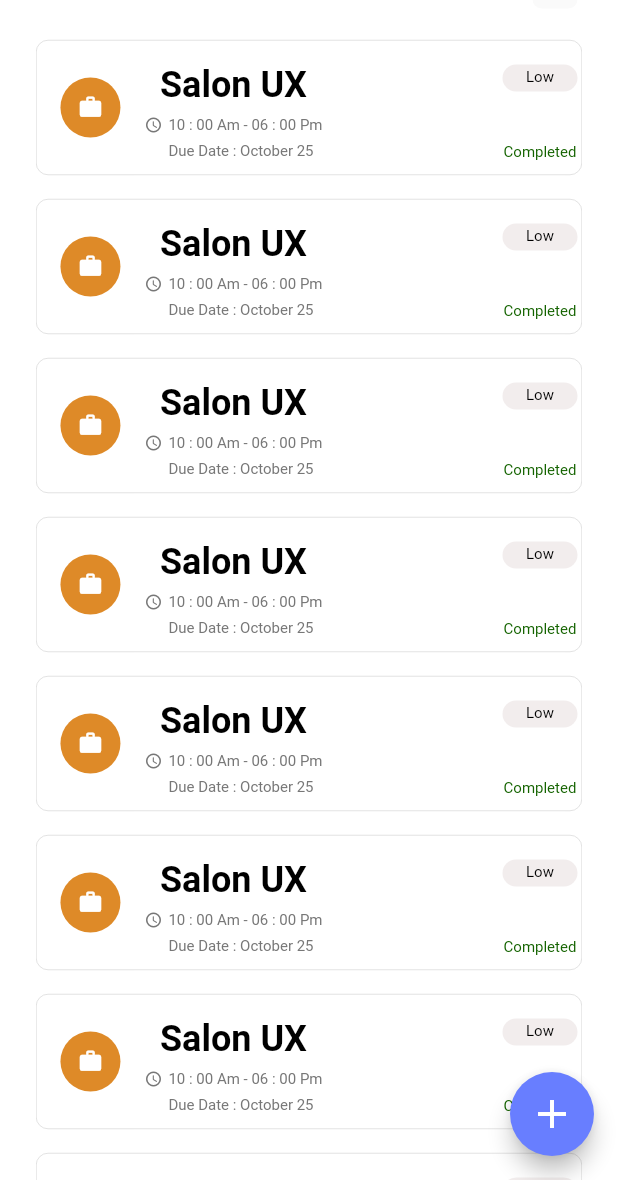
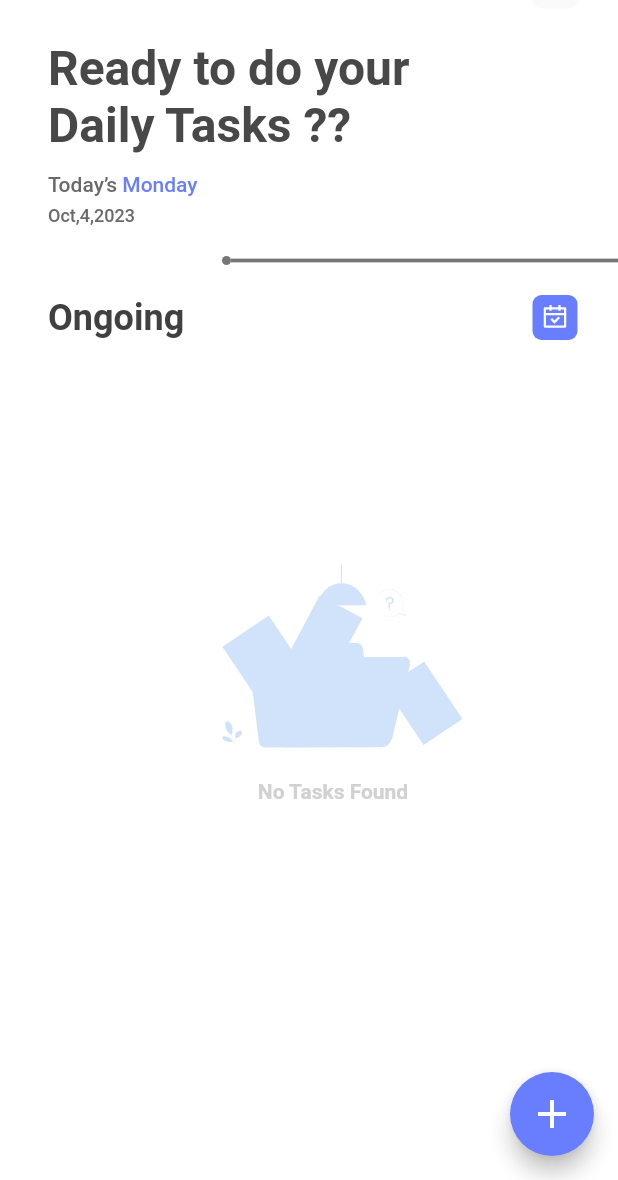
Before and after one commit to Rwan00/ToDo_Trax, a Flutter app: the screen it shows after launch, on a phone screen of 412 x 824 dp, the part 56-1236 px from its top. Run offline on Flutter 3.47's test engine with Material 2 defaults, Android fonts, the phone set to English and light mode, and no system bars; our stand-ins replace flutter_staggered_animations, flutter_svg, get, get_storage, google_fonts, page_transition.

Commit message:
ongoing view completed

```diff
--- a/lib/ui/methods/app_bar.dart
+++ b/lib/ui/methods/app_bar.dart
@@ -4,6 +4,7 @@ import 'package:get/get.dart';
 
 import '../../services/theme_service.dart';
 import '../theme.dart';
+import '../widgets/custom_icon.dart';
 
 AppBar buildAppBar(BuildContext context) {
   return AppBar(
@@ -19,48 +20,28 @@ AppBar buildAppBar(BuildContext context) {
           "Hello Friend",
           style: title,
         ),
-         const SizedBox(width: 4,),
-         SvgPicture.asset(
-             "assets/images/fluent_hand-wave.svg",
-           height: 15,
-         )
+        const SizedBox(
+          width: 4,
+        ),
+        SvgPicture.asset(
+          "assets/images/fluent_hand-wave.svg",
+          height: 15,
+        )
       ],
     ),
     actions: [
-      Padding(
-        padding: const EdgeInsets.symmetric(horizontal: 27.0),
-        child: Stack(children: [
-          Center(
-            child: Container(
-              height: 30,
-              width: 30,
-              decoration: BoxDecoration(
-                color: Get.isDarkMode? const Color.fromRGBO(44, 44, 44, 1) : const Color.fromRGBO(250, 250, 250, 1),
-                borderRadius: BorderRadius.circular(6),
-              ),
-            ),
-          ),
-          Row(
-            children: [
-              const SizedBox(
-                width: 6,
-              ),
-              Center(
-                child: GestureDetector(
-                  onTap: () => ThemeServices().switchTheme(),
-                  child: SvgPicture.asset(
-                      Get.isDarkMode?"assets/images/mode-light.svg": "assets/images/mode-dark.svg",
-                    height: 18,
-                    colorFilter: ColorFilter.mode(
-                        Get.isDarkMode? const Color.fromRGBO(255, 199, 0, 1): const Color.fromRGBO(8, 33, 65, 1),
-                        BlendMode.srcIn
-                    ),
-                  )
-                ),
-              ),
-            ],
-          ),
-        ]),
+      GestureDetector(
+        onTap: () => ThemeServices().switchTheme(),
+        child: buildIcon(
+            imgUrl: Get.isDarkMode
+                ? "assets/images/mode-light.svg"
+                : "assets/images/mode-dark.svg",
+            containerClr: Get.isDarkMode
+                ? const Color.fromRGBO(44, 44, 44, 1)
+                : const Color.fromRGBO(250, 250, 250, 1),
+            iconClr: Get.isDarkMode
+                ? const Color.fromRGBO(255, 199, 0, 1)
+                : const Color.fromRGBO(8, 33, 65, 1), p: 0),
       ),
       //SizedBox(width: 27,)
     ],
--- a/lib/ui/methods/show_ongoing_tasks.dart
+++ b/lib/ui/methods/show_ongoing_tasks.dart
@@ -14,7 +14,7 @@ Expanded showOngoingTasks(Widget widget) {
                 child: GestureDetector(
                   onTap: (){},
                   child:   Padding(
-                    padding: const EdgeInsets.symmetric(vertical: 8.0),
+                    padding: const EdgeInsets.only(top: 8.0,bottom: 8,right: 24),
                     child:  widget,
                   ),
                 ),
--- a/lib/ui/methods/task_added_dialog.dart
+++ b/lib/ui/methods/task_added_dialog.dart
@@ -1,19 +1,17 @@
 import 'package:flutter/material.dart';
 import 'package:get/get.dart';
-import 'package:page_transition/page_transition.dart';
 
 import '../theme.dart';
 import '../views/ongoing_view.dart';
 import 'custom_container.dart';
 
-
-
 void buildDialog(BuildContext context,
-    {required String imgUrl, required String titleTxt, required String subTitleTxt}) {
+    {required String imgUrl,
+    required String titleTxt,
+    required String subTitleTxt}) {
   final AlertDialog alert = AlertDialog(
     shape: RoundedRectangleBorder(borderRadius: BorderRadius.circular(16)),
     backgroundColor: context.theme.colorScheme.background,
-
     content: SizedBox(
       height: 350,
       child: Column(
@@ -26,18 +24,22 @@ void buildDialog(BuildContext context,
           const SizedBox(
             height: 20,
           ),
-          Text(titleTxt,
-              style: heading2.copyWith(
-                  color: Get.isDarkMode
-                      ? const Color.fromRGBO(255, 255, 255, 1)
-                      : const Color.fromRGBO(35, 35, 35, 1))),
+          Text(
+            titleTxt,
+            style: heading2.copyWith(
+              color: Get.isDarkMode
+                  ? const Color.fromRGBO(255, 255, 255, 1)
+                  : const Color.fromRGBO(35, 35, 35, 1),
+            ),
+          ),
           const SizedBox(
             height: 12,
           ),
           Text(
             subTitleTxt,
             style: title.copyWith(
-                color: const Color.fromRGBO(119, 119, 119, 1)),
+              color: const Color.fromRGBO(119, 119, 119, 1),
+            ),
             textAlign: TextAlign.center,
           ),
           const SizedBox(
@@ -46,12 +48,11 @@ void buildDialog(BuildContext context,
           GestureDetector(
             onTap: () {
               Navigator.pushReplacement(
-                  context,
-                  PageTransition(
-                    child: const Ongoing(),
-                    type: PageTransitionType.fade,
-                    duration: const Duration(milliseconds: 700),
-                  ));
+                context,
+                MaterialPageRoute(builder: (context) {
+                  return Ongoing();
+                }),
+              );
             },
             child: customContainer(text: "Back"),
           )
@@ -61,7 +62,7 @@ void buildDialog(BuildContext context,
   );
   showDialog(
     context: context,
-    builder: (BuildContext ctx) {
+    builder: (_) {
       return alert;
     },
     barrierDismissible: false,
--- a/lib/ui/theme.dart
+++ b/lib/ui/theme.dart
@@ -68,3 +68,35 @@ TextStyle get headingAddTask {
         color: Color.fromRGBO(119, 119, 119, 1),
       ));
 }
+TextStyle get headingOngoing {
+  return GoogleFonts.roboto(
+      textStyle:  TextStyle(
+        fontWeight: FontWeight.w600,
+        fontSize: 32,
+        color: Get.isDarkMode? const Color.fromRGBO(255, 255, 255, 1): const Color.fromRGBO(72, 72, 72, 1),
+      ));
+}
+TextStyle get txtOngoing1 {
+  return GoogleFonts.roboto(
+      textStyle:  TextStyle(
+        fontWeight: FontWeight.w500,
+        fontSize: 14,
+        color: Get.isDarkMode? const Color.fromRGBO(166, 166, 166, 1): const Color.fromRGBO(106, 106, 106, 1),
+      ));
+}
+TextStyle get txtOngoing2 {
+  return GoogleFonts.roboto(
+      textStyle:  TextStyle(
+        fontWeight: FontWeight.w600,
+        fontSize: 24,
+        color: Get.isDarkMode? const Color.fromRGBO(227, 227, 227, 1): const Color.fromRGBO(64, 64, 64, 1),
+      ));
+}
+TextStyle get txtOngoing3 {
+  return GoogleFonts.roboto(
+      textStyle:  const TextStyle(
+        fontWeight: FontWeight.w600,
+        fontSize: 14,
+        color:  Color.fromRGBO(209, 209, 209, 1),
+      ));
+}
--- a/lib/ui/views/ongoing_view.dart
+++ b/lib/ui/views/ongoing_view.dart
@@ -1,12 +1,11 @@
 import 'package:flutter/material.dart';
+import 'package:flutter_svg/svg.dart';
 import 'package:get/get.dart';
 import 'package:page_transition/page_transition.dart';
 import '../methods/app_bar.dart';
-import '../methods/show_ongoing_tasks.dart';
-import '../methods/task_added_dialog.dart';
-import '../widgets/task_tile.dart';
+import '../theme.dart';
+import '../widgets/custom_icon.dart';
 import 'add_task_view.dart';
-
 
 class Ongoing extends StatelessWidget {
   const Ongoing({super.key});
@@ -17,10 +16,89 @@ class Ongoing extends StatelessWidget {
       backgroundColor: context.theme.colorScheme.background,
       appBar: buildAppBar(context),
       body: Padding(
-        padding: const EdgeInsets.symmetric(horizontal: 24.0),
+        padding: const EdgeInsets.only(left: 32),
         child: Column(
+          //crossAxisAlignment: CrossAxisAlignment.center,
+          //mainAxisAlignment: MainAxisAlignment.center,
           children: [
-            showOngoingTasks(TaskTile()),
+            Padding(
+              padding: const EdgeInsets.only(top: 8, right: 100),
+              child: Column(
+                crossAxisAlignment: CrossAxisAlignment.start,
+                children: [
+                  Text(
+                    "Ready to do your Daily Tasks ?? ",
+                    style: headingOngoing,
+                  ),
+                  const SizedBox(
+                    height: 12,
+                  ),
+                  Row(
+                    children: <Widget>[
+                      Text(
+                        "Today’s ",
+                        style: txtOngoing1,
+                      ),
+                      Text(
+                        "Monday",
+                        style: txtOngoing1.copyWith(
+                            color: Get.isDarkMode ? dPrimaryClr : primaryClr),
+                      ),
+                    ],
+                  ),
+                  const SizedBox(
+                    height: 6,
+                  ),
+                  Text(
+                    "Oct,4,2023",
+                    style: txtOngoing1.copyWith(fontSize: 12),
+                  )
+                ],
+              ),
+            ),
+            const SizedBox(
+              height: 20,
+            ),
+            Row(
+              mainAxisAlignment: MainAxisAlignment.end,
+              children: <Widget>[
+                Container(
+                  width: 6,
+                  height: 6,
+                  decoration: const BoxDecoration(
+                    shape: BoxShape.circle,
+                    color: Color.fromRGBO(119, 119, 119, 1),
+                  ),
+                ),
+                Container(
+                  width: 258,
+                  height: 2.5,
+                  color: const Color.fromRGBO(119, 119, 119, 1),
+                ),
+              ],
+            ),
+            const SizedBox(
+              height: 20,
+            ),
+            Row(
+              children: <Widget>[
+                Text(
+                  "Ongoing",
+                  style: txtOngoing2,
+                ),
+                const Spacer(),
+                GestureDetector(
+                    onTap: () {},
+                    child: buildIcon(
+                      imgUrl: "assets/images/calender.svg",
+                      containerClr: Get.isDarkMode ? dPrimaryClr : primaryClr,
+                      iconClr: Colors.white,
+                      p: 6,
+                    )),
+              ],
+            ),
+            _noTaskMsg()
+            //showOngoingTasks(TaskTile()),
           ],
         ),
       ),
@@ -44,3 +122,49 @@ class Ongoing extends StatelessWidget {
     );
   }
 }
+
+_noTaskMsg() {
+  return Stack(
+    children: <Widget>[
+      AnimatedPositioned(
+        duration: const Duration(milliseconds: 2000),
+        child: SingleChildScrollView(
+          child: Column(
+            mainAxisAlignment: MainAxisAlignment.center,
+            crossAxisAlignment: CrossAxisAlignment.center,
+            children: <Widget>[
+              const SizedBox(
+                height: 150,
+              ),
+              /*Image.asset(
+                "assets/images/noData.png",
+                height: 150,
+                width: 250,
+              ),*/
+              SvgPicture.asset(
+                "assets/images/noData.svg",
+                //height: 138,
+                width: 207,
+                semanticsLabel: "Task",
+                colorFilter: const ColorFilter.mode(
+                    Color.fromRGBO(26, 115, 233, 1),
+                    BlendMode.srcIn),
+              ),
+              Padding(
+                padding: const EdgeInsets.symmetric(horizontal: 5, vertical: 5),
+                child: Text(
+                  "No Tasks Found",
+                  style: txtOngoing3,
+                  textAlign: TextAlign.center,
+                ),
+              ),
+              const SizedBox(
+                height: 180,
+              ),
+            ],
+          ),
+        ),
+      )
+    ],
+  );
+}
--- /dev/null
+++ b/lib/ui/widgets/custom_icon.dart
@@ -0,0 +1,43 @@
+import 'package:flutter/material.dart';
+import 'package:flutter_svg/svg.dart';
+import 'package:get/get.dart';
+
+import '../../services/theme_service.dart';
+
+Padding buildIcon({required String imgUrl, required Color containerClr,required Color iconClr,required double p}) {
+  return Padding(
+    padding: const EdgeInsets.symmetric(horizontal: 27.0),
+    child: Stack(children: [
+      Center(
+        child: Container(
+          height: 30,
+          width: 30,
+          decoration: BoxDecoration(
+            color: containerClr,
+            borderRadius: BorderRadius.circular(6),
+          ),
+        ),
+      ),
+      Row(
+        children: [
+          const SizedBox(
+            width: 6,
+          ),
+          Center(
+            child: Padding(
+              padding:  EdgeInsets.only(top: p),
+              child: SvgPicture.asset(
+                imgUrl,
+                height: 18,
+                colorFilter: ColorFilter.mode(
+                    iconClr,
+                    BlendMode.srcIn
+                ),
+              ),
+            ),
+          ),
+        ],
+      ),
+    ]),
+  );
+}
--- a/lib/ui/widgets/task_tile.dart
+++ b/lib/ui/widgets/task_tile.dart
@@ -68,16 +68,16 @@ class _TaskTileState extends State<TaskTile> {
               ),
             ],
           ),
-          const SizedBox(width: 120,),
+          const SizedBox(width: 110,),
           Column(
               children: <Widget>[
                 Padding(
                   padding: const EdgeInsets.only(top: 16.0, bottom: 7),
                   child: Container(
-                    width: 50,
-                    height: 18,
+                    width: 40,
+                    height: 19,
                     decoration: BoxDecoration(
-                        borderRadius: BorderRadius.circular(15),
+                        borderRadius: BorderRadius.circular(8),
                         color: Get.isDarkMode? const Color.fromRGBO(169, 169, 169, 1):const Color.fromRGBO(242, 237, 237, 1)
                     ),
                     child: Center(
--- a/pubspec.yaml
+++ b/pubspec.yaml
@@ -42,10 +42,13 @@ dependencies:
   flutter_svg: ^2.0.7
   flutter_staggered_animations: ^1.0.0
   page_transition: ^2.1.0
+  hive: ^2.2.3
+  hive_flutter: ^1.1.0
 
 dev_dependencies:
   flutter_test:
     sdk: flutter
+
 
   # The "flutter_lints" package below contains a set of recommended lints to
   # encourage good coding practices. The lint set provided by the package is
@@ -53,6 +56,8 @@ dev_dependencies:
   # package. See that file for information about deactivating specific lint
   # rules and activating additional ones.
   flutter_lints: ^2.0.0
+  hive_generator: ^2.0.1
+  build_runner: ^2.4.6
 
 # For information on the generic Dart part of this file, see the
 # following page: https://dart.dev/tools/pub/pubspec
```
Also changed, not shown: assets/images/calender.svg (added), assets/images/noData.png (added), assets/images/noData.svg, pubspec.lock.
